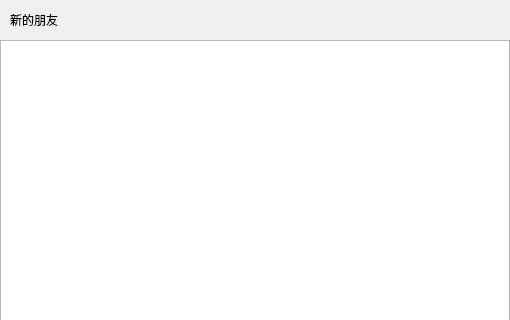
Old version of the form Resource/Skin/ApplyFriendWgt.ui in the repository CNGoSeI/IMClient; both pictures show x 0 to 510 and y 0 to 320 of the 510 by 491 pixel window.
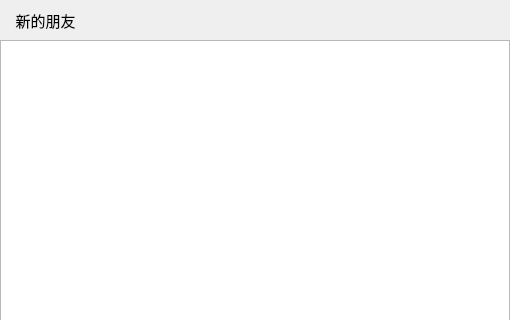
New version of the form.

The edit to the form file:
```diff
--- a/Resource/Skin/ApplyFriendWgt.ui
+++ b/Resource/Skin/ApplyFriendWgt.ui
@@ -31,22 +31,12 @@
    </property>
    <item>
     <layout class="QHBoxLayout" name="horizontalLayout_2">
-     <item>
-      <spacer name="horizontalSpacer_8">
-       <property name="orientation">
-        <enum>Qt::Horizontal</enum>
-       </property>
-       <property name="sizeType">
-        <enum>QSizePolicy::Fixed</enum>
-       </property>
-       <property name="sizeHint" stdset="0">
-        <size>
-         <width>10</width>
-         <height>20</height>
-        </size>
-       </property>
-      </spacer>
-     </item>
+     <property name="spacing">
+      <number>0</number>
+     </property>
+     <property name="leftMargin">
+      <number>0</number>
+     </property>
      <item>
       <widget class="QLabel" name="friend_apply_lb">
        <property name="minimumSize">
@@ -61,8 +51,17 @@
          <height>40</height>
         </size>
        </property>
+       <property name="font">
+        <font>
+         <family>黑体</family>
+         <pointsize>11</pointsize>
+        </font>
+       </property>
+       <property name="styleSheet">
+        <string notr="true">background-color: rgba(255, 255, 255, 0);</string>
+       </property>
        <property name="text">
-        <string>新的朋友</string>
+        <string>    新的朋友</string>
        </property>
       </widget>
      </item>
```
